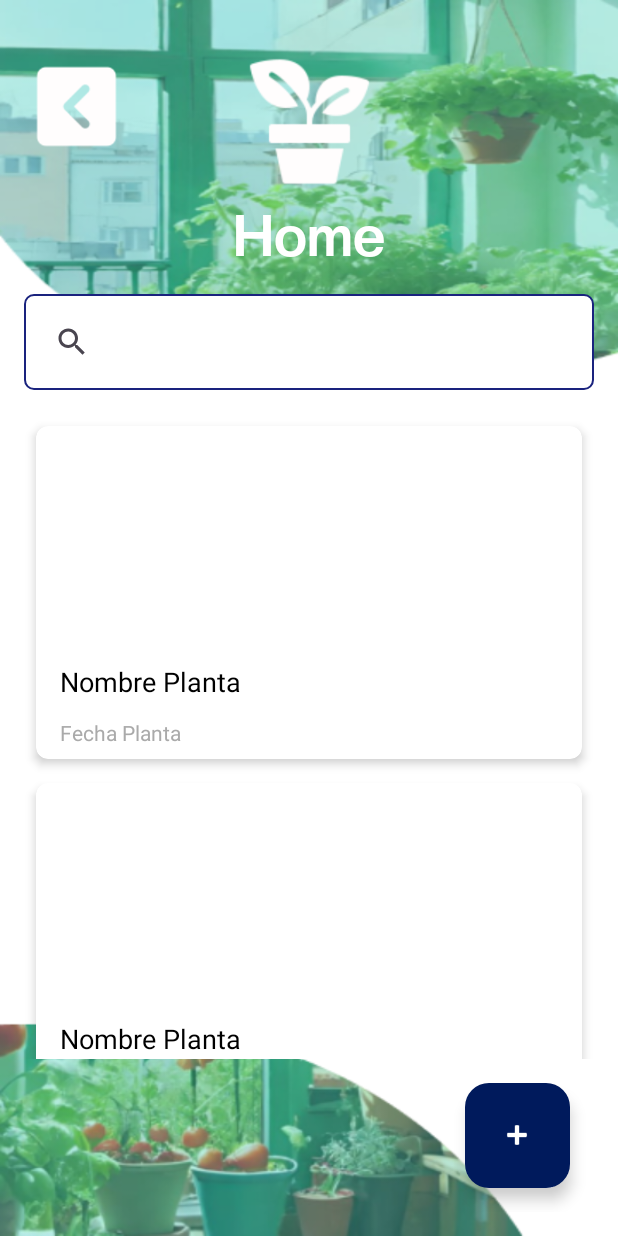
After one commit to LuzPaez/GrowPlant, an Android app: the layout activity_registro_plantas_home.xml on its own in the app's theme, with its tools: preview values and no code run, on a phone screen of 412 x 824 dp. The commit adds this screen. Run offline under Robolectric (Android 15) with nearby library versions, the phone set to English and light mode, and no system bars.

Commit message:
creacion de vista xml de Registro de Plantas-Home

```diff
--- a/app/src/main/AndroidManifest.xml
+++ b/app/src/main/AndroidManifest.xml
@@ -1,7 +1,6 @@
 <?xml version="1.0" encoding="utf-8"?>
 <manifest xmlns:android="http://schemas.android.com/apk/res/android"
     xmlns:tools="http://schemas.android.com/tools">
-
     <!-- Permisos de acceso al almacenamiento -->
     <uses-permission android:name="android.permission.READ_EXTERNAL_STORAGE" />
     <uses-permission android:name="android.permission.WRITE_EXTERNAL_STORAGE" />
@@ -16,7 +15,9 @@
         android:supportsRtl="true"
         android:theme="@style/Theme.GrowPlant"
         tools:targetApi="31">
-
+        <activity
+            android:name=".RegistroPlantasHome"
+            android:exported="false" />
         <activity
             android:name=".PrincipalMenu"
             android:exported="false" />
--- a/app/src/main/java/com/luzpaez/growplant/PrincipalMenu.java
+++ b/app/src/main/java/com/luzpaez/growplant/PrincipalMenu.java
@@ -1,4 +1,6 @@
 package com.luzpaez.growplant;
+
+import static com.luzpaez.growplant.R.id.IrRegistroPlantasHome;
 
 import android.content.DialogInterface;
 import android.content.Intent;
@@ -57,6 +59,16 @@ public class PrincipalMenu extends AppCompatActivity {
             @Override
             public void onClick(View v) {
                 Intent intent = new Intent(PrincipalMenu.this, Configuracion.class);
+                startActivity(intent);
+            }
+        });
+
+        // Botón para redirigir a la actividad de RegistroPlantas
+        CardView cardRegistroPlantasHome = findViewById(R.id.IrRegistroPlantasHome);
+        cardRegistroPlantasHome.setOnClickListener(new View.OnClickListener() {
+            @Override
+            public void onClick(View v) {
+                Intent intent = new Intent(PrincipalMenu.this, RegistroPlantasHome.class);
                 startActivity(intent);
             }
         });
--- /dev/null
+++ b/app/src/main/java/com/luzpaez/growplant/RegistroPlantasHome.java
@@ -0,0 +1,20 @@
+package com.luzpaez.growplant;
+
+import android.os.Bundle;
+
+import androidx.activity.EdgeToEdge;
+import androidx.appcompat.app.AppCompatActivity;
+import androidx.core.graphics.Insets;
+import androidx.core.view.ViewCompat;
+import androidx.core.view.WindowInsetsCompat;
+
+public class RegistroPlantasHome extends AppCompatActivity {
+
+    @Override
+    protected void onCreate(Bundle savedInstanceState) {
+        super.onCreate(savedInstanceState);
+        EdgeToEdge.enable(this);
+        setContentView(R.layout.activity_registro_plantas_home);
+
+    }
+}
--- /dev/null
+++ b/app/src/main/res/drawable/searchview_background.xml
@@ -0,0 +1,15 @@
+<?xml version="1.0" encoding="utf-8"?>
+<shape xmlns:android="http://schemas.android.com/apk/res/android">
+    <solid android:color="@android:color/white" /> <!-- Fondo blanco -->
+    <stroke
+        android:width="1dp"
+        android:color="#1A237E" /> <!-- Borde gris con opacidad -->
+    <corners android:radius="6dp" /> <!-- Bordes redondeados -->
+    <padding
+        android:left="12dp"
+        android:right="4dp"
+        android:top="4dp"
+        android:bottom="4dp"/>
+
+
+</shape>
--- a/app/src/main/res/layout/activity_principal_menu.xml
+++ b/app/src/main/res/layout/activity_principal_menu.xml
@@ -145,7 +145,7 @@
 
             <!-- Card 2 -->
             <androidx.cardview.widget.CardView
-                android:id="@+id/IrRegistro"
+                android:id="@+id/IrRegistroPlantasHome"
                 android:layout_width="0dp"
                 android:layout_height="wrap_content"
                 android:layout_columnWeight="1"
--- /dev/null
+++ b/app/src/main/res/layout/activity_registro_plantas_home.xml
@@ -0,0 +1,101 @@
+<?xml version="1.0" encoding="utf-8"?>
+<androidx.constraintlayout.widget.ConstraintLayout
+    xmlns:android="http://schemas.android.com/apk/res/android"
+    xmlns:app="http://schemas.android.com/apk/res-auto"
+    xmlns:tools="http://schemas.android.com/tools"
+    android:layout_width="match_parent"
+    android:layout_height="match_parent"
+    android:padding="16dp"
+    tools:context=".RegistroPlantasHome"
+    android:background="@drawable/fondo2">
+
+
+    <!-- Botón de regreso -->
+    <ImageButton
+        android:id="@+id/regresar"
+        android:layout_width="70dp"
+        android:layout_height="70dp"
+        android:background="@android:color/transparent"
+        android:contentDescription="Salir de la app"
+        android:scaleType="fitCenter"
+        android:src="@drawable/regresar"
+        android:layout_marginTop="20dp"
+        app:layout_constraintTop_toTopOf="parent"
+        app:layout_constraintStart_toStartOf="parent"
+        />
+
+    <!-- Imagen de perfil -->
+    <ImageView
+        android:id="@+id/iconRegistroPlantas"
+        android:layout_width="90dp"
+        android:layout_height="90dp"
+        android:scaleType="centerCrop"
+        android:src="@drawable/maceta_icon"
+        app:layout_constraintTop_toTopOf="parent"
+        app:layout_constraintEnd_toEndOf="parent"
+        app:layout_constraintStart_toStartOf="parent"
+        android:layout_marginTop="20dp"
+        />
+
+    <!-- Título debajo de la imagen de perfil -->
+    <TextView
+        android:id="@+id/titulo"
+        android:layout_width="wrap_content"
+        android:layout_height="wrap_content"
+        android:text="Home"
+        android:textSize="38sp"
+        android:textColor="@color/white"
+        android:fontFamily="@font/creatodisplaybold"
+        android:gravity="center"
+        app:layout_constraintTop_toBottomOf="@id/iconRegistroPlantas"
+        app:layout_constraintStart_toStartOf="parent"
+        app:layout_constraintEnd_toEndOf="parent"
+        android:layout_marginTop="8dp" />
+
+    <!-- Barra de búsqueda -->
+    <androidx.appcompat.widget.SearchView
+        android:id="@+id/BarraBusqueda"
+        android:layout_width="0dp"
+        android:layout_height="wrap_content"
+        app:layout_constraintTop_toBottomOf="@id/titulo"
+        app:layout_constraintStart_toStartOf="parent"
+        app:layout_constraintEnd_toEndOf="parent"
+        android:queryHint="Buscar Planta"
+        android:iconifiedByDefault="false"
+        android:layout_marginTop="16dp"
+        android:background="@drawable/searchview_background"
+        android:padding="8dp"
+        android:textColorHint="@android:color/darker_gray"
+        android:textColor="@color/azul" />
+
+    <!-- RecyclerView para mostrar las plantas -->
+    <androidx.recyclerview.widget.RecyclerView
+        android:id="@+id/plantsRecyclerView"
+        android:layout_width="0dp"
+        android:layout_height="0dp"
+        app:layout_constraintTop_toBottomOf="@id/BarraBusqueda"
+        app:layout_constraintBottom_toTopOf="@+id/fab_add_plant"
+        app:layout_constraintStart_toStartOf="parent"
+        app:layout_constraintEnd_toEndOf="parent"
+        android:layout_marginTop="16dp"
+        android:layout_marginBottom="16dp"
+        tools:listitem="@layout/item_plant" />
+
+    <!-- Botón flotante para agregar una planta -->
+    <com.google.android.material.floatingactionbutton.FloatingActionButton
+        android:id="@+id/fab_add_plant"
+        android:layout_width="wrap_content"
+        android:layout_height="wrap_content"
+        android:src="@android:drawable/ic_input_add"
+        app:layout_constraintBottom_toBottomOf="parent"
+        app:layout_constraintEnd_toEndOf="parent"
+        android:backgroundTint="@color/azul"
+        android:layout_margin="16dp"
+        app:tint="@android:color/white"
+        android:contentDescription="agregar"
+        app:fabSize="normal"
+        app:fabCustomSize="70dp"
+        android:padding="16dp"/>
+
+
+</androidx.constraintlayout.widget.ConstraintLayout>
--- /dev/null
+++ b/app/src/main/res/layout/item_plant.xml
@@ -0,0 +1,49 @@
+<?xml version="1.0" encoding="utf-8"?>
+<androidx.cardview.widget.CardView xmlns:android="http://schemas.android.com/apk/res/android"
+    xmlns:app="http://schemas.android.com/apk/res-auto"
+    android:layout_width="match_parent"
+    android:layout_height="wrap_content"
+    android:layout_margin="8dp"
+    app:cardElevation="4dp"
+    app:cardCornerRadius="8dp">
+
+    <LinearLayout
+        android:layout_width="match_parent"
+        android:layout_height="wrap_content"
+        android:orientation="vertical"
+        android:padding="0dp">
+
+        <ImageView
+            android:id="@+id/plantImage"
+            android:layout_width="match_parent"
+            android:layout_height="150dp"
+            android:scaleType="centerCrop" />
+
+        <TextView
+            android:id="@+id/plantName"
+            android:layout_width="wrap_content"
+            android:layout_height="wrap_content"
+            android:textSize="18sp"
+            android:textColor="@android:color/black"
+            android:text="Nombre Planta"
+            android:layout_marginTop="8dp"
+            android:layout_marginStart="16dp"
+            android:layout_marginEnd="16dp"
+            android:layout_marginBottom="8dp"
+            />
+
+        <!-- Opcional: Agregar fecha -->
+        <TextView
+            android:id="@+id/plantDate"
+            android:layout_width="wrap_content"
+            android:layout_height="wrap_content"
+            android:textSize="14sp"
+            android:textColor="@android:color/darker_gray"
+            android:text="Fecha Planta"
+            android:layout_marginTop="4dp"
+            android:layout_marginStart="16dp"
+            android:layout_marginEnd="16dp"
+            android:layout_marginBottom="8dp"/>
+    </LinearLayout>
+
+</androidx.cardview.widget.CardView>
--- a/app/src/main/res/values/strings.xml
+++ b/app/src/main/res/values/strings.xml
@@ -28,8 +28,6 @@
     </string-array>
 
 
-
-
     <!-- TODO: Remove or change this placeholder text -->
     <string name="hello_blank_fragment">Hello blank fragment</string>
 </resources>
```
